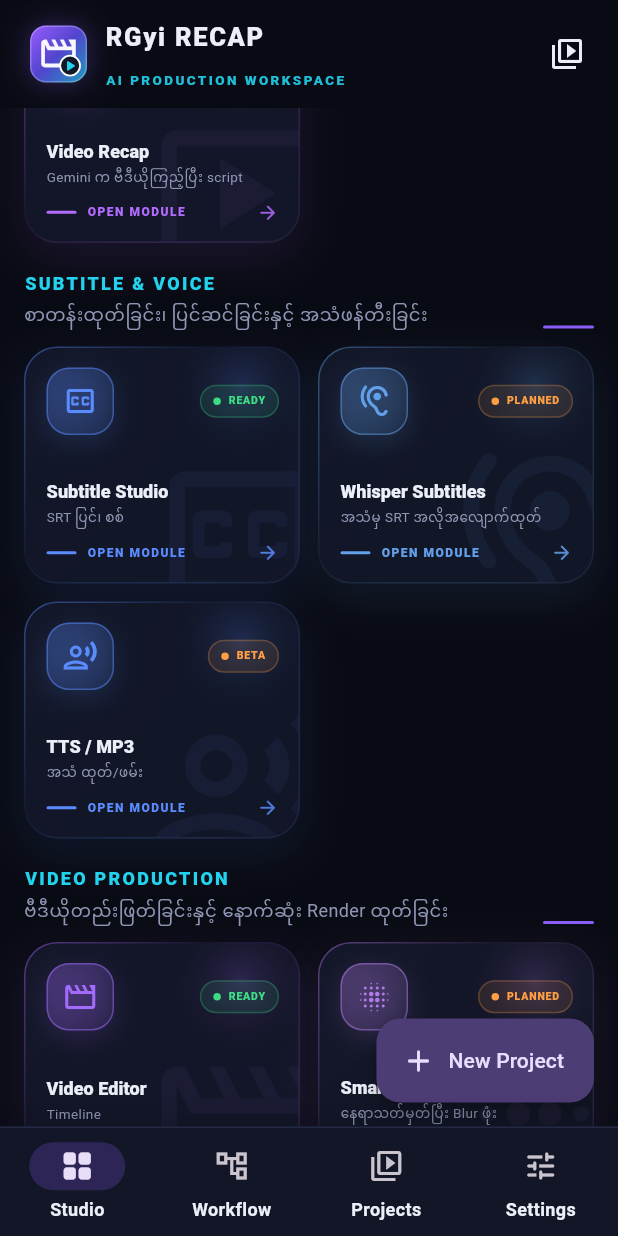
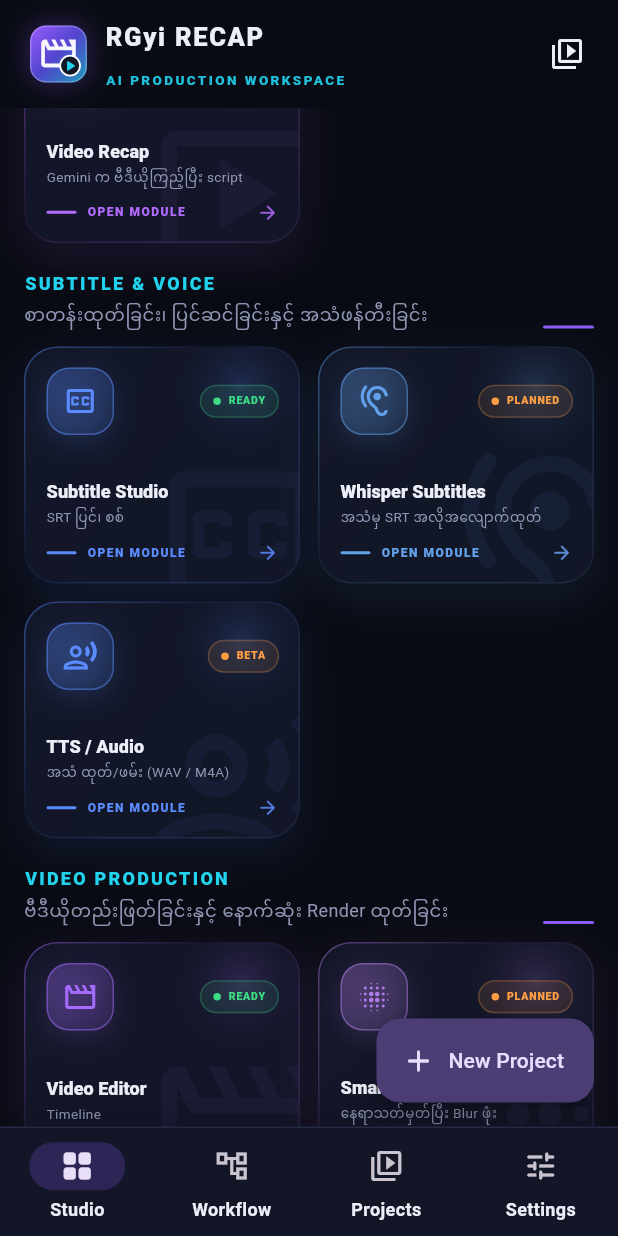
Before and after one commit to punk123321/RGyi-Recap-, a Flutter app: the screen it shows after launch, scrolled down 1152 dp, on a phone screen of 412 x 824 dp. Run offline on Flutter 3.47's test engine with Material 3 defaults, Android fonts, the phone set to English and light mode, and no system bars; our stand-ins replace sqflite, video_player; accounts and stored records are empty.

Commit message:
Clarify narration output formats in home module

```diff
--- a/lib/ui/home_screen.dart
+++ b/lib/ui/home_screen.dart
@@ -78,7 +78,7 @@ const _moduleGroups = <_ModuleGroup>[
   _ModuleGroup('SUBTITLE & VOICE', 'စာတန်းထုတ်ခြင်း၊ ပြင်ဆင်ခြင်းနှင့် အသံဖန်တီးခြင်း', [
     _Module('ST', 'Subtitle Studio', 'SRT ပြင်၊ စစ်', Color(0xFF5B8CFF), 4, _Action.studio),
     _Module('WH', 'Whisper Subtitles', 'အသံမှ SRT အလိုအလျောက်ထုတ်', Color(0xFF62A0EA), 5, _Action.none, 'whisper_transcription'),
-    _Module('TT', 'TTS / MP3', 'အသံ ထုတ်/ဖမ်း', Color(0xFF5B8CFF), 5, _Action.workflow, 'speech_synthesis'),
+    _Module('TT', 'TTS / Audio', 'အသံ ထုတ်/ဖမ်း (WAV / M4A)', Color(0xFF5B8CFF), 5, _Action.workflow, 'speech_synthesis'),
   ]),
   _ModuleGroup('VIDEO PRODUCTION', 'ဗီဒီယိုတည်းဖြတ်ခြင်းနှင့် နောက်ဆုံး Render ထုတ်ခြင်း', [
     _Module('ED', 'Video Editor', 'Timeline', Color(0xFFA46BFF), 6, _Action.workflow),
```
